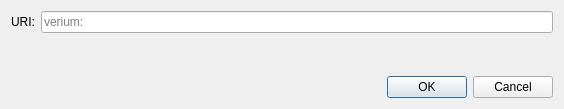
VeriConomy/veribase, file src/qt/forms/openuridialog.ui: the form before one commit.
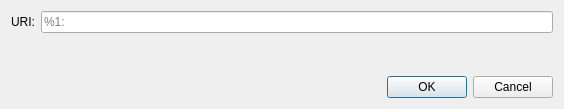
The form after the commit. Custom widgets are drawn as their Qt base class.

Commit message: Edit translation to handle Verium & Vericoin Use CoinName() function to replace Hard coded Bitcoin in the UI and RPC

```diff
--- a/src/qt/forms/openuridialog.ui
+++ b/src/qt/forms/openuridialog.ui
@@ -26,7 +26,7 @@
      <item>
       <widget class="QValidatedLineEdit" name="uriEdit">
        <property name="placeholderText">
-        <string notr="true">verium:</string>
+        <string notr="true">%1:</string>
        </property>
       </widget>
      </item>
```
The commit also changes 115 other files.
